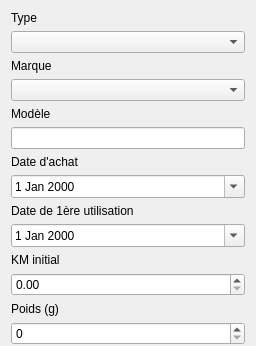
Before: the Qt Designer form sources/Equipments/gearsdialog.ui in Endo13/BikeEquipmentManager, drawn with Qt 5; both pictures show x 0 to 256 and y 0 to 346 of the 256 by 495 pixel window.
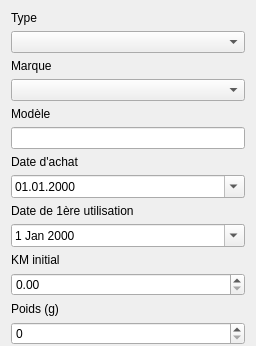
After: the same form once the commit is applied. Icons and pictures are not drawn.

What changed in the file:
```diff
--- a/sources/Equipments/gearsdialog.ui
+++ b/sources/Equipments/gearsdialog.ui
@@ -113,6 +113,12 @@
          </item>
          <item>
           <widget class="QDateEdit" name="deAchat">
+           <property name="currentSection">
+            <enum>QDateTimeEdit::DaySection</enum>
+           </property>
+           <property name="displayFormat">
+            <string>dd.MM.yyyy</string>
+           </property>
            <property name="calendarPopup">
             <bool>true</bool>
            </property>
```
